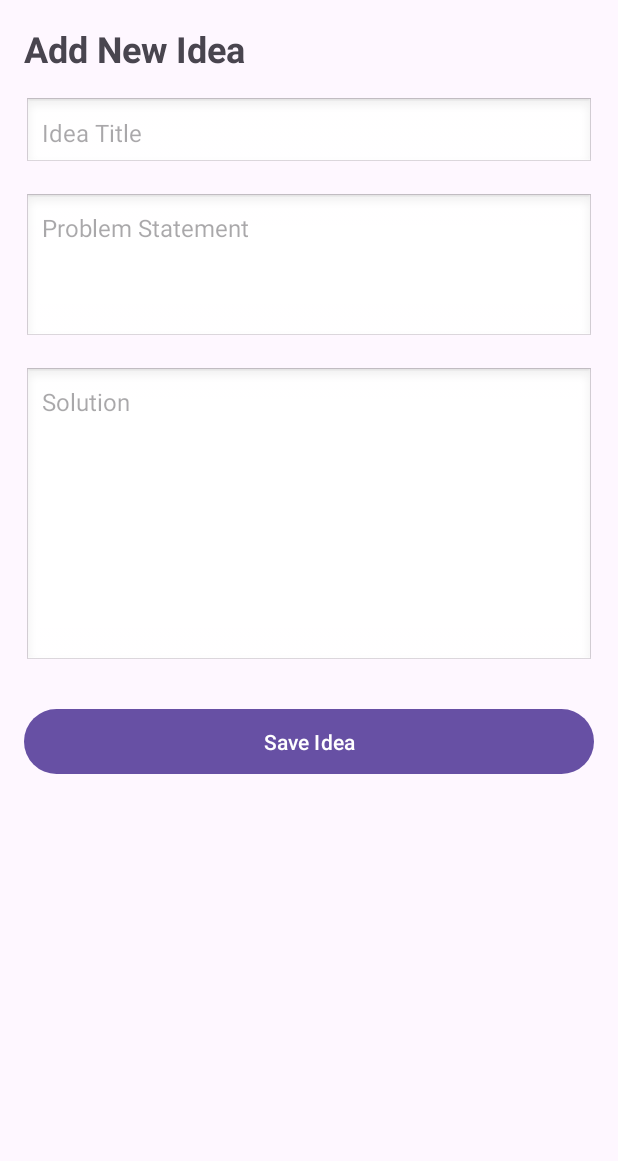
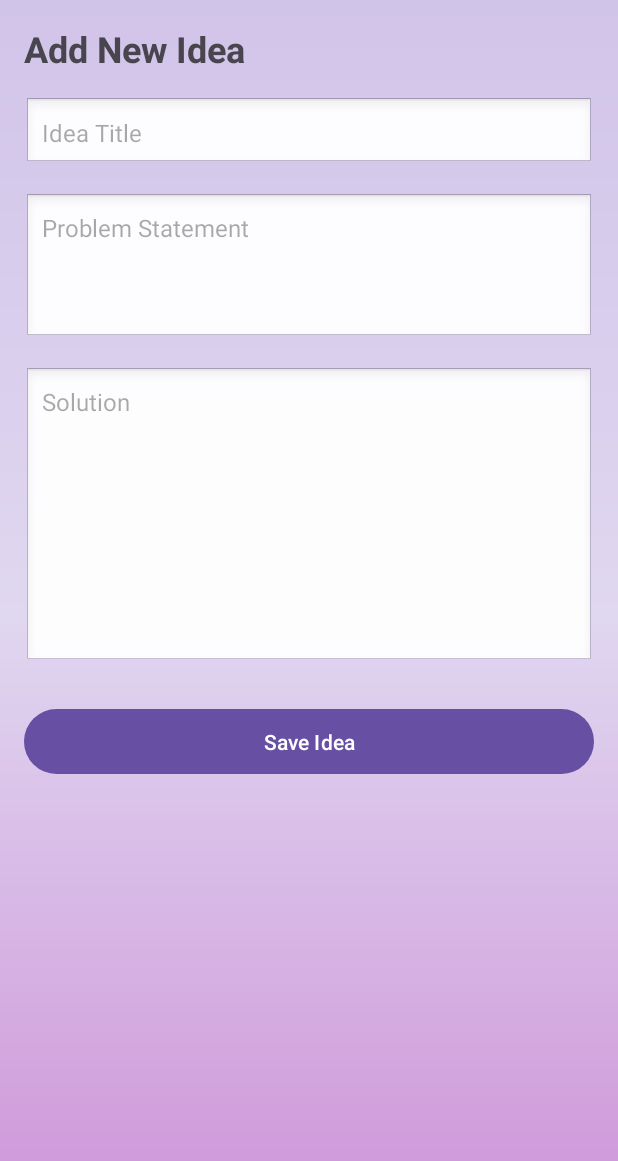
Before and after one commit to Vedantsd/ThoughtSnip, an Android app: the screen it shows after launch (ActivityAddIdea), after a tap on "Add Idea", on a phone screen of 412 x 824 dp. Shown: the top 1161 px of the screen. Run offline under Robolectric (Android 15) with nearby library versions, the phone set to English and light mode, and no system bars.

Commit message:
Improved list design and background

```diff
--- a/ThoughtSnip/app/src/main/AndroidManifest.xml
+++ b/ThoughtSnip/app/src/main/AndroidManifest.xml
@@ -6,7 +6,7 @@
         android:allowBackup="true"
         android:dataExtractionRules="@xml/data_extraction_rules"
         android:fullBackupContent="@xml/backup_rules"
-        android:icon="@mipmap/ic_launcher"
+        android:icon="@mipmap/logo"
         android:label="@string/app_name"
         android:roundIcon="@mipmap/ic_launcher_round"
         android:supportsRtl="true"
--- a/ThoughtSnip/app/src/main/java/com/example/thoughtsnip/ActivityViewIdea.java
+++ b/ThoughtSnip/app/src/main/java/com/example/thoughtsnip/ActivityViewIdea.java
@@ -24,7 +24,6 @@ public class ActivityViewIdea extends AppCompatActivity {
         String solution = getIntent().getStringExtra("solution");
         String date = getIntent().getStringExtra("date");
 
-        // Set data
         textTitle.setText(title);
         textDate.setText("Saved On: " + date);
         textProblem.setText(problem);
--- /dev/null
+++ b/ThoughtSnip/app/src/main/java/com/example/thoughtsnip/IdeaAdapter.java
@@ -0,0 +1,41 @@
+package com.example.thoughtsnip;
+
+import android.content.Context;
+import android.view.LayoutInflater;
+import android.view.View;
+import android.view.ViewGroup;
+import android.widget.ArrayAdapter;
+import android.widget.TextView;
+
+import java.util.List;
+
+public class IdeaAdapter extends ArrayAdapter<Idea> {
+
+    Context context;
+    List<Idea> ideaList;
+
+    public IdeaAdapter(Context context, List<Idea> ideas) {
+        super(context, 0, ideas);
+        this.context = context;
+        this.ideaList = ideas;
+    }
+
+    @Override
+    public View getView(int position, View convertView, ViewGroup parent) {
+
+        if (convertView == null) {
+            convertView = LayoutInflater.from(context)
+                    .inflate(R.layout.item_idea, parent, false);
+        }
+
+        Idea idea = ideaList.get(position);
+
+        TextView tvTitle = convertView.findViewById(R.id.tvTitle);
+        TextView tvDate = convertView.findViewById(R.id.tvDate);
+
+        tvTitle.setText(idea.getTitle());
+        tvDate.setText("Added: " + idea.getDateTime());
+
+        return convertView;
+    }
+}
--- a/ThoughtSnip/app/src/main/java/com/example/thoughtsnip/MainActivity.java
+++ b/ThoughtSnip/app/src/main/java/com/example/thoughtsnip/MainActivity.java
@@ -69,13 +69,7 @@ public class MainActivity extends AppCompatActivity {
 
     private void loadIdeas() {
         ideaList = dbHelper.getAllIdeas();
-        ideaTitles = new ArrayList<>();
-
-        for (Idea idea : ideaList) {
-            ideaTitles.add(idea.getTitle());
-        }
-
-        adapter = new ArrayAdapter<>(this, android.R.layout.simple_list_item_1, ideaTitles);
-        listView.setAdapter(adapter);
+        IdeaAdapter ideaAdapter = new IdeaAdapter(this, ideaList);
+        listView.setAdapter(ideaAdapter);
     }
 }
--- /dev/null
+++ b/ThoughtSnip/app/src/main/res/drawable/gradient_bg.xml
@@ -0,0 +1,9 @@
+<?xml version="1.0" encoding="utf-8"?>
+<shape xmlns:android="http://schemas.android.com/apk/res/android">
+    <gradient
+        android:type="linear"
+        android:angle="90"
+        android:startColor="#CE93D8"
+        android:endColor="#D1C4E9"
+        android:centerColor="#E0D7F0" />
+</shape>
--- /dev/null
+++ b/ThoughtSnip/app/src/main/res/drawable/item_bg.xml
@@ -0,0 +1,5 @@
+<?xml version="1.0" encoding="utf-8"?>
+<shape xmlns:android="http://schemas.android.com/apk/res/android">
+    <solid android:color="#FFFFFF"/>
+    <corners android:radius="16dp"/>
+</shape>
--- /dev/null
+++ b/ThoughtSnip/app/src/main/res/drawable/round.xml
@@ -0,0 +1,5 @@
+<?xml version="1.0" encoding="utf-8"?>
+<shape xmlns:android="http://schemas.android.com/apk/res/android"
+    android:shape="oval">
+    <solid android:color="#FFFFFF"/>
+</shape>
--- a/ThoughtSnip/app/src/main/res/layout/activity_add_idea.xml
+++ b/ThoughtSnip/app/src/main/res/layout/activity_add_idea.xml
@@ -5,6 +5,7 @@
     android:layout_width="match_parent"
     android:layout_height="match_parent"
     tools:context=".ActivityAddIdea"
+    android:background="@drawable/gradient_bg"
     android:padding="16dp">
 
     <LinearLayout
--- a/ThoughtSnip/app/src/main/res/layout/activity_main.xml
+++ b/ThoughtSnip/app/src/main/res/layout/activity_main.xml
@@ -5,6 +5,7 @@
     android:id="@+id/main"
     android:layout_width="match_parent"
     android:layout_height="match_parent"
+    android:background="@drawable/gradient_bg"
     tools:context=".MainActivity">
 
     <LinearLayout
@@ -19,6 +20,8 @@
             android:layout_width="60dp"
             android:layout_height="60dp"
             android:src="@drawable/logo"
+            android:background="@drawable/round"
+            android:clipToOutline="true"
             android:contentDescription="App Logo" />
 
         <TextView
@@ -28,6 +31,7 @@
             android:fontFamily="serif"
             android:textSize="25sp"
             android:textStyle="bold|italic"
+            android:textColor="@color/darkpurple"
             android:layout_marginLeft="12dp"/>
     </LinearLayout>
 
--- a/ThoughtSnip/app/src/main/res/layout/activity_view_idea.xml
+++ b/ThoughtSnip/app/src/main/res/layout/activity_view_idea.xml
@@ -5,6 +5,7 @@
     android:layout_width="match_parent"
     android:layout_height="match_parent"
     tools:context=".ActivityViewIdea"
+    android:background="@drawable/gradient_bg"
     android:padding="16dp">
 
     <androidx.constraintlayout.widget.ConstraintLayout
--- a/ThoughtSnip/app/src/main/res/values/colors.xml
+++ b/ThoughtSnip/app/src/main/res/values/colors.xml
@@ -2,4 +2,5 @@
 <resources>
     <color name="black">#FF000000</color>
     <color name="white">#FFFFFFFF</color>
+    <color name="darkpurple">#512DA8</color>
 </resources>
```
Also changed, not shown: ThoughtSnip/app/src/main/res/layout/item_idea.xml (added, +29 -0 lines), ThoughtSnip/app/src/main/res/mipmap-hdpi/logo.png (added).
